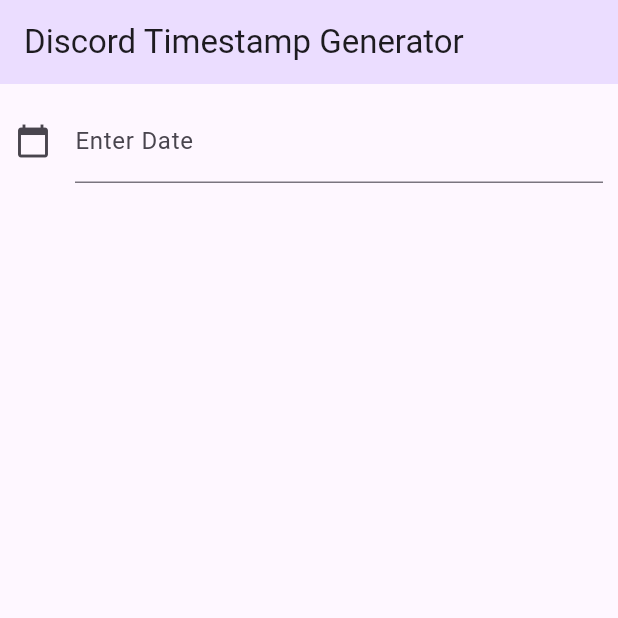
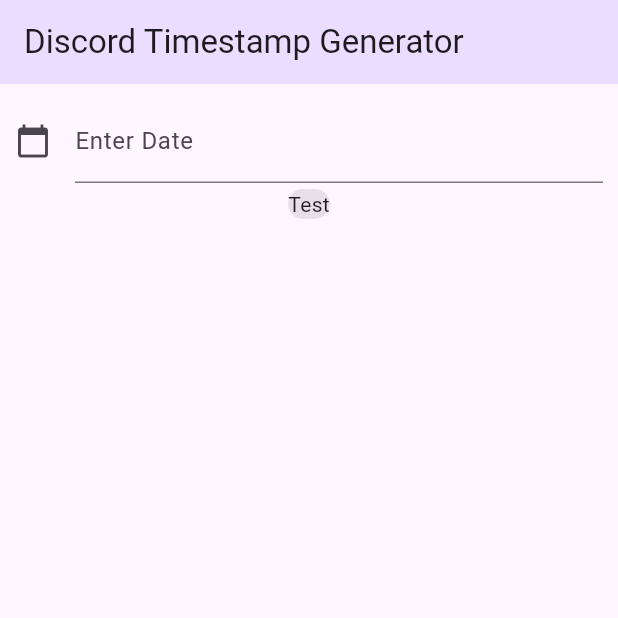
Before and after one commit to creationUnbound/DiscordTimestampGenerator, a Flutter app: the screen it shows after launch, on a phone screen of 412 x 824 dp, the top half of it. Run offline on Flutter 3.47's test engine with Material 2 defaults, Android fonts, the phone set to English and light mode, and no system bars.

Commit message:
Added test DateCard to Home.

```diff
--- a/discord_timestamp_generator/lib/home_page.dart
+++ b/discord_timestamp_generator/lib/home_page.dart
@@ -40,6 +40,10 @@ class _HomePageState extends State<HomePage> {
                     DateFormat.yMd().add_jm().format(dateTimePicker.dateTime);
                 // Do something with the dateTime attributes here
               }),
+          DateCard(
+            dateTime: dateTimePicker.dateTime,
+            onPressed: () {},
+          )
         ]));
   }
 }
--- a/discord_timestamp_generator/lib/widget/date_card.dart
+++ b/discord_timestamp_generator/lib/widget/date_card.dart
@@ -1,11 +1,17 @@
 import 'package:flutter/material.dart';
 
 class DateCard extends StatelessWidget {
-  const DateCard({super.key});
+  final DateTime dateTime;
+  final VoidCallback onPressed;
+  const DateCard({super.key, required this.dateTime, required this.onPressed});
 
   @override
   Widget build(BuildContext context) {
-    // TODO: implement build
-    throw UnimplementedError();
+    return Center(
+      child: Card(
+          elevation: 0,
+          color: Theme.of(context).colorScheme.surfaceVariant,
+          child: const Text("Test")),
+    );
   }
 }
```
